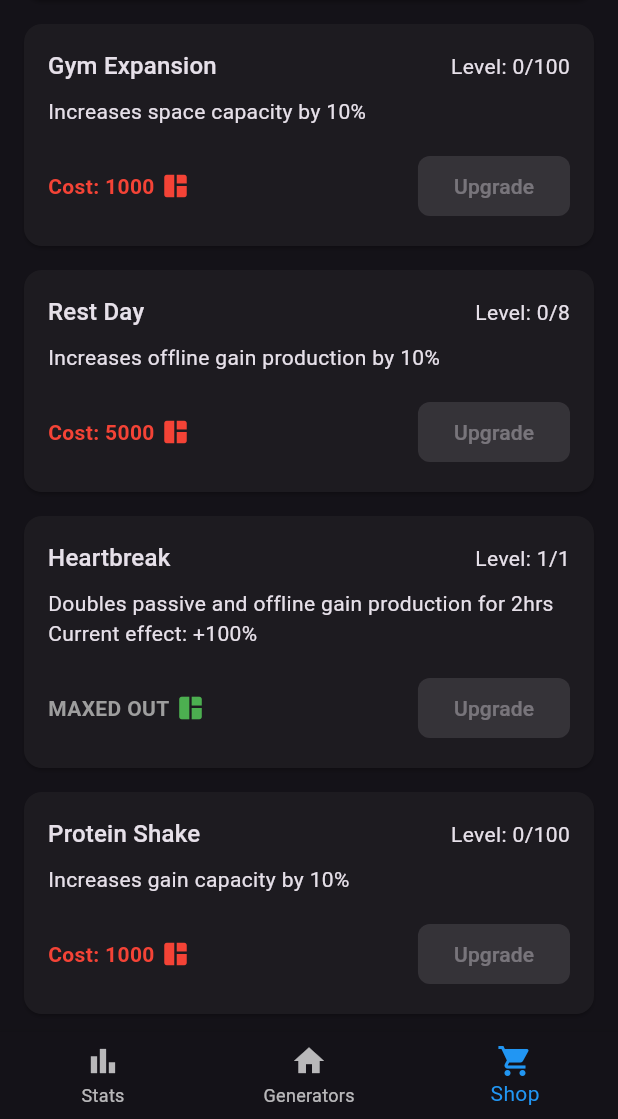
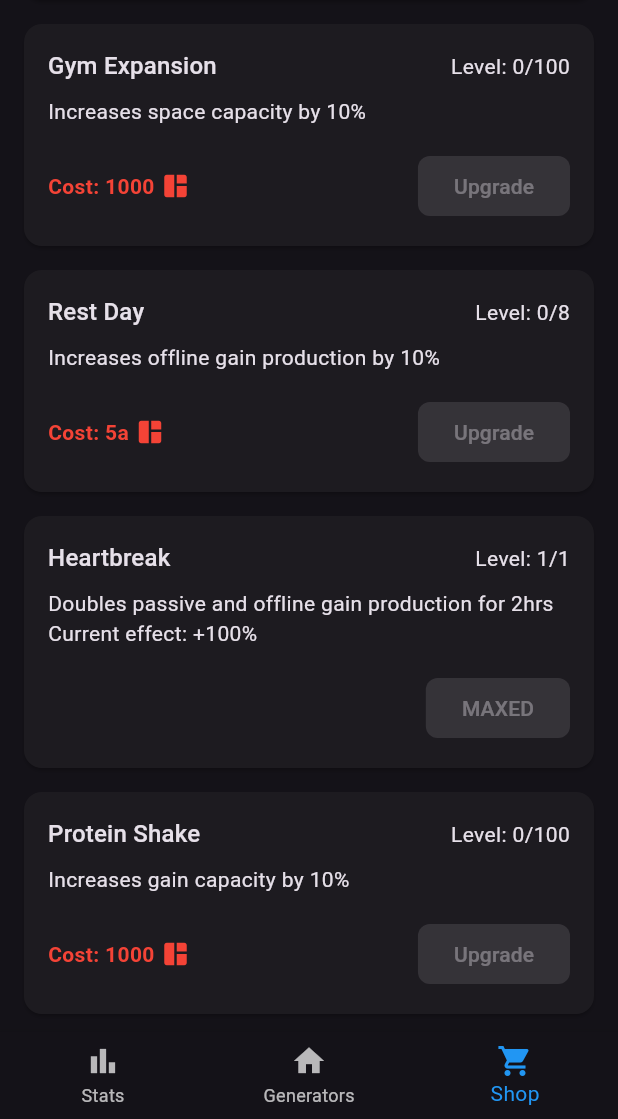
Before and after one commit to enzosv/idlefit-flutter, a Flutter app: the screen it shows after launch, item 3 of the bottom bar chosen, scrolled down 152 dp, after a tap on "Upgrade", on a phone screen of 412 x 824 dp, the part 117-1236 px from its top. Run offline on Flutter 3.47's test engine with Material 3 defaults, Android fonts, the phone set to English and light mode, and no system bars; our stand-ins replace objectbox, shared_preferences; missing offline and left inert: flame, health; generated files the repository leaves out were written again.

Commit message:
pass generics to common card

```diff
--- a/lib/widgets/common_card.dart
+++ b/lib/widgets/common_card.dart
@@ -1,34 +1,37 @@
 import 'package:flutter/material.dart';
+import 'package:idlefit/util.dart';
 import 'package:idlefit/widgets/card_button.dart';
 
 class CommonCard extends StatelessWidget {
   final String title;
-  final String? rightText;
-  final String description;
+  final String rightText;
+  final String? description;
   final List<Widget> additionalInfo;
-  final String? costText;
-  final Color? costColor;
-  final Widget? costIcon;
+  final double? cost;
+  final IconData? costIcon;
   final String buttonText;
   final VoidCallback? onButtonPressed;
   final Widget? progressIndicator;
   final EdgeInsets margin;
   final GestureTapDownCallback? onTapDown;
+  final bool affordable;
+  final bool disabled;
 
   const CommonCard({
     super.key,
     required this.title,
-    this.rightText,
-    required this.description,
+    required this.rightText,
+    this.description,
     this.additionalInfo = const [],
-    this.costText,
-    this.costColor,
+    this.cost,
     this.costIcon,
     required this.buttonText,
     this.onButtonPressed,
     this.progressIndicator,
     this.margin = const EdgeInsets.only(bottom: 16),
     this.onTapDown,
+    this.affordable = false,
+    this.disabled = true,
   });
 
   @override
@@ -46,29 +49,35 @@ class CommonCard extends StatelessWidget {
                 mainAxisAlignment: MainAxisAlignment.spaceBetween,
                 children: [
                   Text(title, style: Theme.of(context).textTheme.titleMedium),
-                  if (rightText != null) Text(rightText!),
+                  Text(rightText),
                 ],
               ),
-              const SizedBox(height: 8),
-              Text(description),
+              if (description != null) ...[
+                const SizedBox(height: 8),
+                Text(description!),
+              ],
               ...additionalInfo,
               const SizedBox(height: 16),
               Row(
                 mainAxisAlignment: MainAxisAlignment.spaceBetween,
                 children: [
-                  if (costText != null)
+                  if (cost != null)
                     Row(
                       children: [
                         Text(
-                          costText!,
+                          "Cost: ${toLettersNotation(cost!)}",
                           style: TextStyle(
                             fontWeight: FontWeight.bold,
-                            color: costColor,
+                            color: affordable ? Colors.green : Colors.red,
                           ),
                         ),
                         if (costIcon != null) ...[
                           const SizedBox(width: 4),
-                          costIcon!,
+                          Icon(
+                            costIcon!,
+                            color: affordable ? Colors.green : Colors.red,
+                            size: 20,
+                          ),
                         ],
                       ],
                     ),
--- a/lib/widgets/generator_card.dart
+++ b/lib/widgets/generator_card.dart
@@ -183,6 +183,19 @@ class _GeneratorCardState extends State<GeneratorCard>
   Widget build(BuildContext context) {
     final generator = widget.gameState.coinGenerators[widget.generatorIndex];
     final screenWidth = MediaQuery.of(context).size.width;
+    final productionText =
+        generator.count < 1
+            ? 'Produces: ${toLettersNotation(generator.singleOutput)} '
+            : 'Output: ${toLettersNotation(generator.output)} ';
+    final additionalInfo = [
+      Row(
+        children: [
+          Text(productionText, style: Theme.of(context).textTheme.bodyMedium),
+          Icon(Icons.monetization_on, color: Colors.amber, size: 16),
+          Text('/sec', style: Theme.of(context).textTheme.bodyMedium),
+        ],
+      ),
+    ];
     return Stack(
       clipBehavior: Clip.none, // Allow animations to move outside bounds
       children: [
@@ -190,24 +203,10 @@ class _GeneratorCardState extends State<GeneratorCard>
           title: generator.name,
           rightText: 'Owned: ${generator.count}',
           description: generator.description,
-          additionalInfo: [
-            Text(
-              'Produces: ${toLettersNotation(generator.singleOutput)} coins/sec',
-            ),
-          ],
-          costText: 'Cost: ${toLettersNotation(generator.cost)}',
-          costColor:
-              widget.gameState.coins.count >= generator.cost
-                  ? Colors.green
-                  : Colors.red,
-          costIcon: Icon(
-            Icons.monetization_on,
-            color:
-                widget.gameState.coins.count >= generator.cost
-                    ? Colors.green
-                    : Colors.red,
-            size: 20,
-          ),
+          additionalInfo: additionalInfo,
+          cost: generator.cost,
+          affordable: widget.gameState.coins.count >= generator.cost,
+          costIcon: Icons.monetization_on,
           buttonText: 'Buy',
           onButtonPressed:
               widget.gameState.coins.count >= generator.cost
--- a/lib/widgets/shop_item_card.dart
+++ b/lib/widgets/shop_item_card.dart
@@ -22,22 +22,10 @@ class ShopItemCard extends StatelessWidget {
           item.level > 0
               ? [Text('Current effect: ${item.currentEffectValue}')]
               : [],
-      costText: isMaxLevel ? 'MAXED OUT' : 'Cost: ${item.currentCost}',
-      costIcon: Icon(
-        Icons.space_dashboard,
-        color:
-            gameState.space.count >= item.currentCost
-                ? Colors.green
-                : Colors.red,
-        size: 20,
-      ),
-      costColor:
-          isMaxLevel
-              ? Colors.grey
-              : gameState.space.count >= item.currentCost
-              ? Colors.green
-              : Colors.red,
-      buttonText: 'Upgrade',
+      cost: isMaxLevel ? null : item.currentCost.toDouble(),
+      costIcon: isMaxLevel ? null : Icons.space_dashboard,
+      affordable: gameState.space.count >= item.currentCost,
+      buttonText: isMaxLevel ? 'MAXED' : 'Upgrade',
       onButtonPressed:
           (isMaxLevel || gameState.space.count < item.currentCost)
               ? null
```
Also changed, not shown: lib/widgets/generator_upgrade_card.dart (+17 -36 lines).
